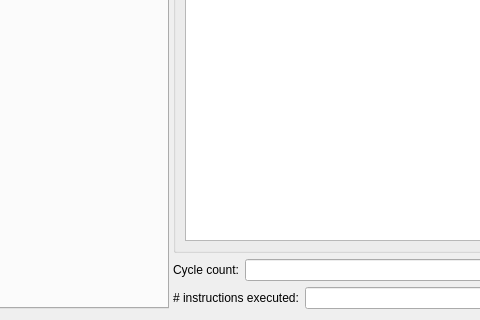
Old version of the form src/processortab.ui in the repository mortbopet/Ripes; both pictures show x 396 to 876 and y 419 to 739 of the 1138 by 739 pixel window.
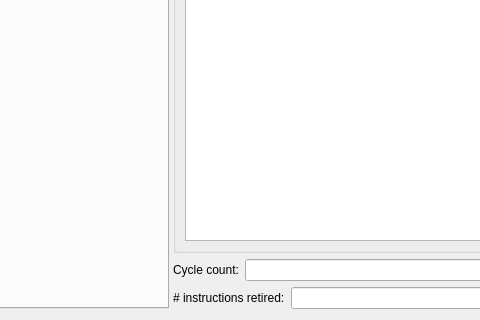
New version of the form. Custom widgets are drawn as their Qt base class.

Commit message: Show cycle count changes in ProcessorTab

What changed in the file:
```diff
--- a/src/processortab.ui
+++ b/src/processortab.ui
@@ -186,7 +186,7 @@
          <item>
           <widget class="QLabel" name="nInstrExecutedLabel">
            <property name="text">
-            <string># instructions executed:</string>
+            <string># instructions retired:</string>
            </property>
           </widget>
          </item>
```
Left out of the diff: 2 changed lines with no effect on the pictures. The commit also changes 2 other files.
